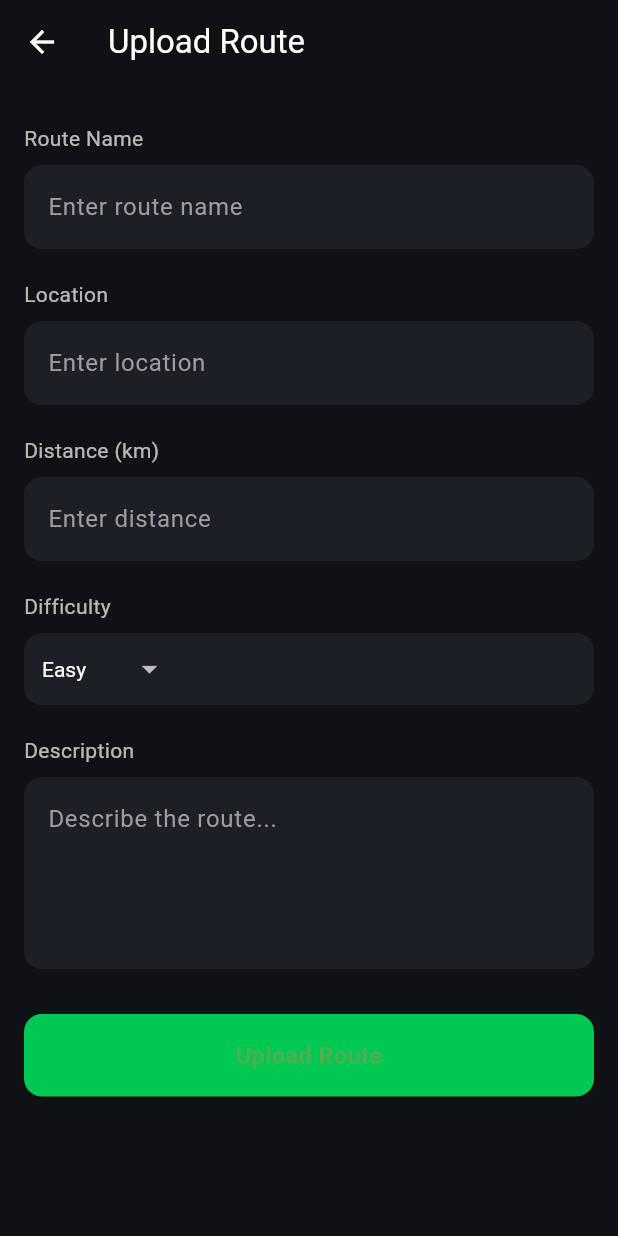
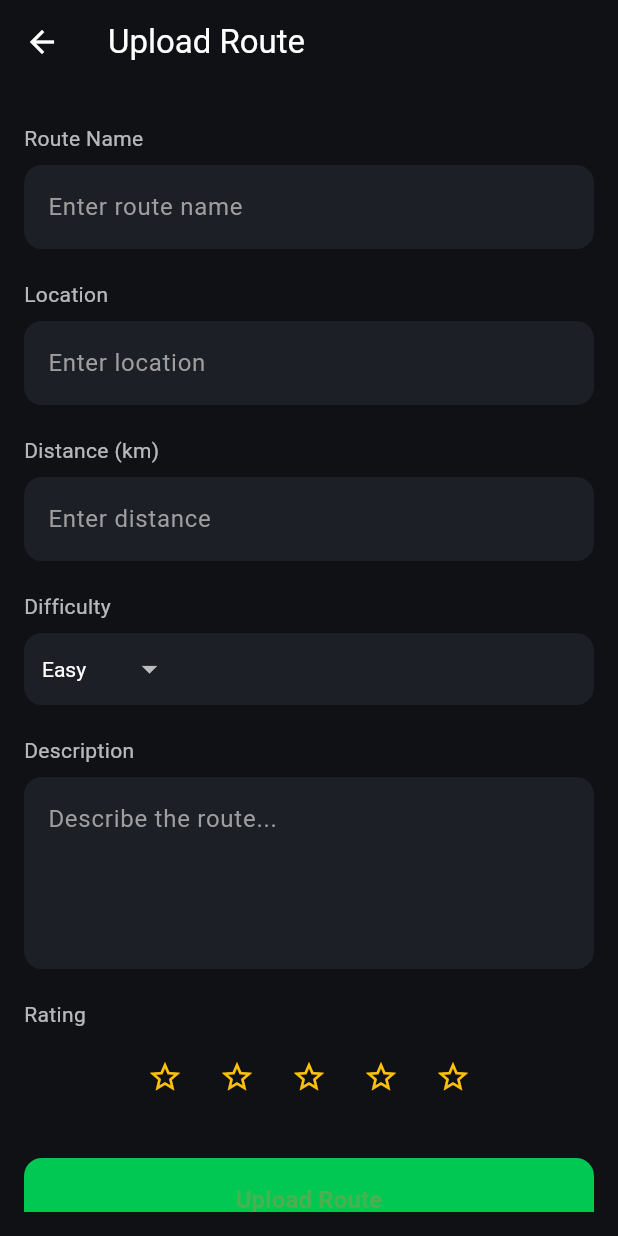
Before and after one commit to kalviumcommunity/S69_Map_Go, a Flutter app: the screen it shows once a user with an empty profile is signed in, in the side drawer, after a tap on "Upload Route", on a phone screen of 412 x 824 dp. Run offline on Flutter 3.47's test engine with Material 3 defaults, Android fonts, the phone set to English and light mode, and no system bars; our stand-ins replace cloud_firestore, firebase_auth, firebase_core, firebase_storage, geolocator, google_maps_flutter and 2 more; accounts and stored records are empty.

Commit message:
added some ui changes

```diff
--- a/map_go/lib/screens/home_page.dart
+++ b/map_go/lib/screens/home_page.dart
@@ -114,9 +114,14 @@ class _HomePageState extends State<HomePage> {
                 crossAxisAlignment: CrossAxisAlignment.start,
                 children: [
 
-                  const CircleAvatar(
+                  CircleAvatar(
                     radius: 28,
-                    child: Icon(Icons.person),
+                    backgroundImage: widget.user.photoURL != null
+                        ? NetworkImage(widget.user.photoURL!)
+                        : null,
+                    child: widget.user.photoURL == null
+                        ? const Icon(Icons.person)
+                        : null,
                   ),
 
                   const SizedBox(height: 10),
@@ -271,39 +276,7 @@ class _HomePageState extends State<HomePage> {
 
               const SizedBox(height: 12),
 
-              Row(
-                mainAxisAlignment: MainAxisAlignment.spaceBetween,
-                children: [
-
-                  _actionButton(Icons.route, "Start", () {
-                    Navigator.push(
-                      context,
-                      MaterialPageRoute(
-                        builder: (_) => const StartRoutePage(),
-                      ),
-                    );
-                  }),
-
-                  _actionButton(Icons.upload, "Upload", () {
-                    Navigator.push(
-                      context,
-                      MaterialPageRoute(
-                        builder: (_) => const UploadRoutePage(),
-                      ),
-                    );
-                  }),
-
-                  _actionButton(Icons.explore, "Explore", () {
-                    Navigator.push(
-                      context,
-                      MaterialPageRoute(
-                        builder: (_) => const ExploreRoutesPage(),
-                      ),
-                    );
-                  }),
-
-                ],
-              ),
+              _buildQuickActions(context),
 
               const SizedBox(height: 22),
 
@@ -393,31 +366,57 @@ class _HomePageState extends State<HomePage> {
     );
   }
 
-  Widget _actionButton(
-      IconData icon,
-      String label,
-      VoidCallback onTap,
-      ) {
+  Widget _buildQuickActions(BuildContext context) {
+    return Row(
+      mainAxisAlignment: MainAxisAlignment.spaceAround,
+      children: [
+        _buildActionCard(
+          context,
+          Icons.route, "Start", () {
+            Navigator.push(
+              context,
+              MaterialPageRoute(
+                builder: (_) => const StartRoutePage(),
+              ),
+            );
+          }),
+        _buildActionCard(
+          context,
+          Icons.upload, "Upload", () {
+            Navigator.push(
+              context,
+              MaterialPageRoute(
+                builder: (_) => const UploadRoutePage(),
+              ),
+            );
+          }),
+        _buildActionCard(
+          context,
+          Icons.explore, "Explore", () {
+            Navigator.push(
+              context,
+              MaterialPageRoute(
+                builder: (_) => const ExploreRoutesPage(),
+              ),
+            );
+          }),
+      ],
+    );
+  }
 
+  Widget _buildActionCard(
+      BuildContext context, IconData icon, String label, VoidCallback onTap) {
     return GestureDetector(
       onTap: onTap,
       child: Column(
         children: [
-
-          Container(
-            height: 56,
-            width: 56,
-            decoration: BoxDecoration(
-              color: const Color(0xFF1E1E1E),
-              borderRadius: BorderRadius.circular(14),
-            ),
-            child: Icon(icon, color: Colors.greenAccent),
+          CircleAvatar(
+            radius: 30,
+            backgroundColor: const Color(0xFF1E1E1E),
+            child: Icon(icon, size: 28, color: Colors.white),
           ),
-
-          const SizedBox(height: 6),
-
-          Text(label),
-
+          const SizedBox(height: 8),
+          Text(label, style: const TextStyle(color: Colors.white)),
         ],
       ),
     );
--- a/map_go/lib/screens/upload_route_page.dart
+++ b/map_go/lib/screens/upload_route_page.dart
@@ -15,6 +15,7 @@ class _UploadRoutePageState extends State<UploadRoutePage> {
   final TextEditingController descriptionController = TextEditingController();
 
   String difficulty = "Easy";
+  int rating = 0;
 
   @override
   Widget build(BuildContext context) {
@@ -84,6 +85,17 @@ class _UploadRoutePageState extends State<UploadRoutePage> {
             const SizedBox(height: 8),
 
             _descriptionField(),
+
+            const SizedBox(height: 20),
+
+            const Text(
+              "Rating",
+              style: TextStyle(color: Colors.white70),
+            ),
+
+            const SizedBox(height: 8),
+
+            _ratingBar(),
 
             const SizedBox(height: 30),
 
@@ -176,4 +188,23 @@ class _UploadRoutePageState extends State<UploadRoutePage> {
       ),
     );
   }
+
+  Widget _ratingBar() {
+    return Row(
+      mainAxisAlignment: MainAxisAlignment.center,
+      children: List.generate(5, (index) {
+        return IconButton(
+          onPressed: () {
+            setState(() {
+              rating = index + 1;
+            });
+          },
+          icon: Icon(
+            index < rating ? Icons.star : Icons.star_border,
+            color: Colors.amber,
+          ),
+        );
+      }),
+    );
+  }
 }
```
Also changed, not shown: map_go/lib/screens/profile_page.dart (+32 -95 lines), map_go/lib/screens/route_detail_page.dart (+61 -61 lines), map_go/pubspec.lock.
